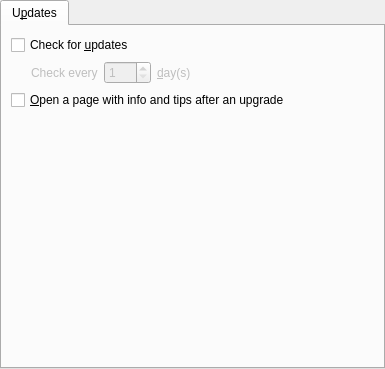
Old version of the form src/prefupdates.ui in the repository wilbert2000/wzplayer.
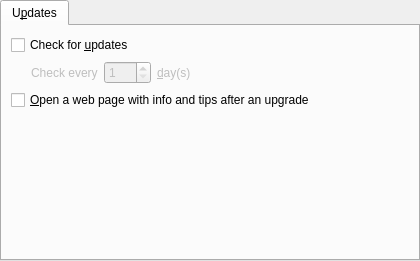
New version of the form.

Commit message: The updates section is working

What changed in the file:
```diff
--- a/src/prefupdates.ui
+++ b/src/prefupdates.ui
@@ -6,8 +6,8 @@
    <rect>
     <x>0</x>
     <y>0</y>
-    <width>385</width>
-    <height>369</height>
+    <width>420</width>
+    <height>261</height>
    </rect>
   </property>
   <layout class="QVBoxLayout">
@@ -90,7 +90,7 @@
             </property>
             <property name="sizeHint" stdset="0">
              <size>
-              <width>130</width>
+              <width>165</width>
               <height>20</height>
              </size>
             </property>
@@ -108,7 +108,7 @@
           </sizepolicy>
          </property>
          <property name="text">
-          <string>&amp;Open a page with info and tips after an upgrade</string>
+          <string>&amp;Open a web page with info and tips after an upgrade</string>
          </property>
         </widget>
        </item>
```
Left out of the diff: 6 changed lines with no effect on the pictures. The commit also changes 1 other file.
